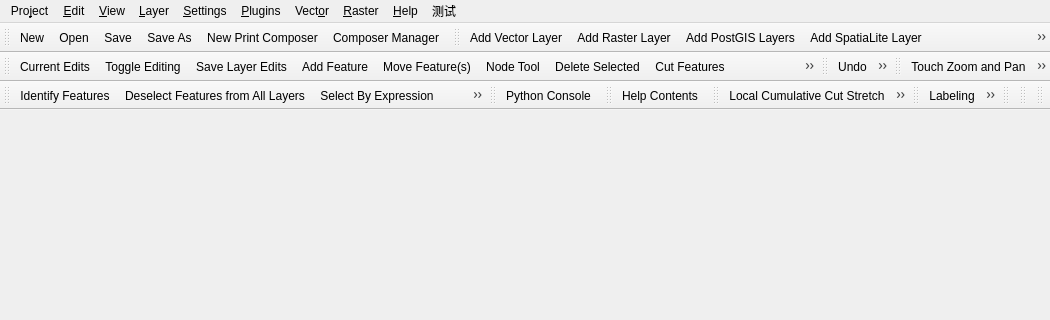
The window that src/ui/qgisapp.ui (herow/planning_qgis) describes before a commit, drawn with Qt 5; both pictures show x 0 to 1050 and y 0 to 320 of the 1050 by 506 pixel window.
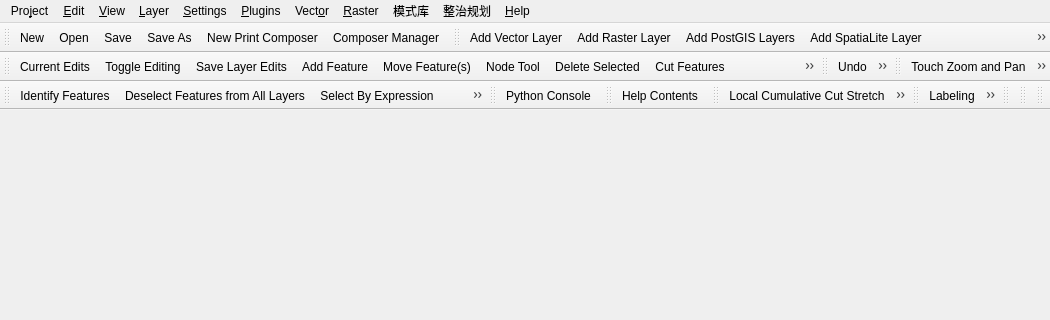
The same window after the commit. Icons and pictures are not drawn.

What changed in the file:
```diff
--- a/src/ui/qgisapp.ui
+++ b/src/ui/qgisapp.ui
@@ -275,12 +275,18 @@
     <addaction name="mActionNodeTool"/>
     <addaction name="mActionRotatePointSymbols"/>
    </widget>
-   <widget class="QMenu" name="menu">
+   <widget class="QMenu" name="mPatternDBMenu">
     <property name="title">
-     <string>测试</string>
+     <string>模式库</string>
     </property>
-    <addaction name="action"/>
-    <addaction name="action_2"/>
+    <addaction name="mActionCaseDB"/>
+    <addaction name="mActionPolicyDB"/>
+   </widget>
+   <widget class="QMenu" name="mPlanningMenu">
+    <property name="title">
+     <string>整治规划</string>
+    </property>
+    <addaction name="mActionPlanning"/>
    </widget>
    <addaction name="mProjectMenu"/>
    <addaction name="mEditMenu"/>
@@ -290,8 +296,9 @@
    <addaction name="mPluginMenu"/>
    <addaction name="mVectorMenu"/>
    <addaction name="mRasterMenu"/>
+   <addaction name="mPatternDBMenu"/>
+   <addaction name="mPlanningMenu"/>
    <addaction name="mHelpMenu"/>
-   <addaction name="menu"/>
   </widget>
   <widget class="QStatusBar" name="statusbar"/>
   <widget class="QToolBar" name="mFileToolBar">
```
Left out of the diff: 13 changed lines with no effect on the pictures.
